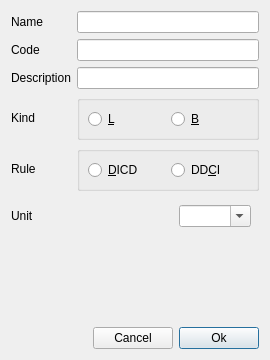
This is dialog/insertnode/insertnodefinance.ui in ytxerp/ytx-client as Qt 5 draws it before an edit. The edited form follows.
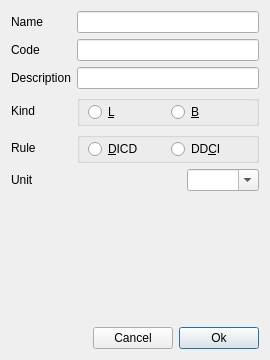
This is the edited form. Custom widgets are drawn as their Qt base class.

```diff
--- a/dialog/insertnode/insertnodefinance.ui
+++ b/dialog/insertnode/insertnodefinance.ui
@@ -106,13 +106,13 @@
        <number>8</number>
       </property>
       <property name="topMargin">
-       <number>8</number>
+       <number>0</number>
       </property>
       <property name="rightMargin">
        <number>8</number>
       </property>
       <property name="bottomMargin">
-       <number>8</number>
+       <number>0</number>
       </property>
       <item>
        <widget class="QRadioButton" name="rBtnDICD">
@@ -147,13 +147,13 @@
        <number>8</number>
       </property>
       <property name="topMargin">
-       <number>8</number>
+       <number>0</number>
       </property>
       <property name="rightMargin">
        <number>8</number>
       </property>
       <property name="bottomMargin">
-       <number>8</number>
+       <number>0</number>
       </property>
       <property name="spacing">
        <number>-1</number>
@@ -235,18 +235,6 @@
    </item>
    <item row="5" column="1" colspan="3">
     <layout class="QHBoxLayout" name="horizontalLayout_2">
-     <property name="leftMargin">
-      <number>8</number>
-     </property>
-     <property name="topMargin">
-      <number>8</number>
-     </property>
-     <property name="rightMargin">
-      <number>8</number>
-     </property>
-     <property name="bottomMargin">
-      <number>8</number>
-     </property>
      <item>
       <spacer name="horizontalSpacer_4">
        <property name="orientation">
```
